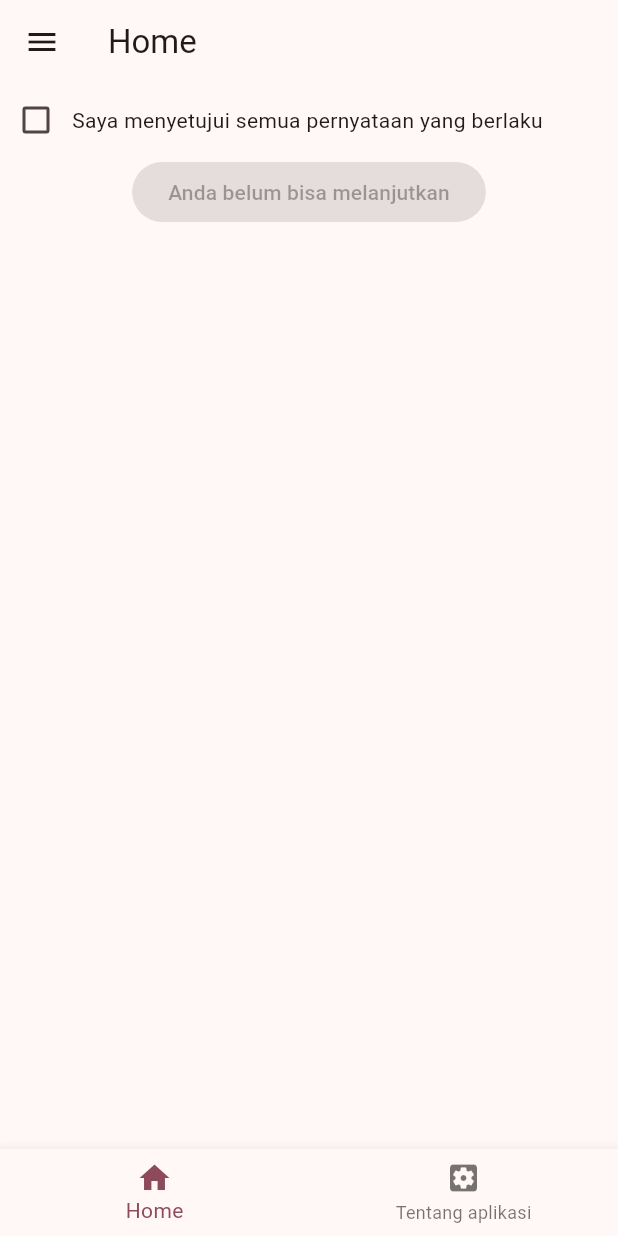
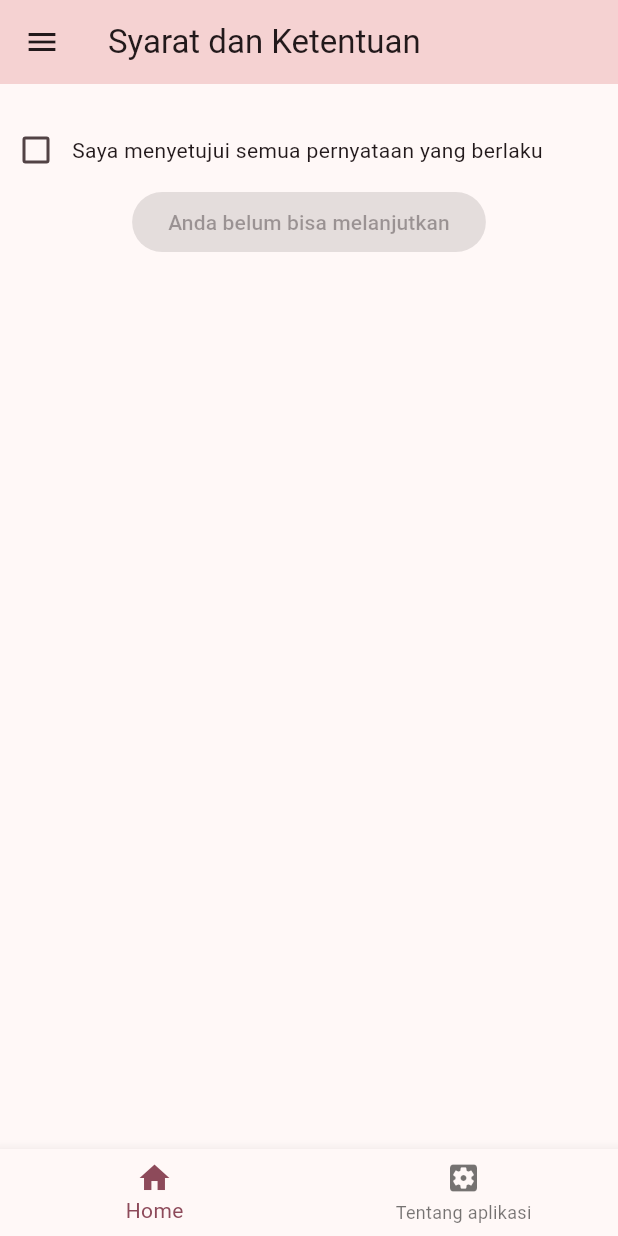
Before and after one commit to elizsabel/ppkd_elizsabel, a Flutter app: the screen it shows after launch, on a phone screen of 412 x 824 dp. Run offline on Flutter 3.47's test engine with Material 3 defaults, Android fonts, the light colour scheme and no system bars; our stand-ins replace curved_navigation_bar.

Commit message:
tugas 7 & 8

```diff
--- a/lib/Tugas7/menu_tugas7.dart
+++ b/lib/Tugas7/menu_tugas7.dart
@@ -15,6 +15,7 @@ class _menu_tugas7State extends State<menu_tugas7> {
   Widget build(BuildContext context) {
     return Column(
       children: [
+        SizedBox(height: 20),
         Row(
           children: [
             Checkbox(
@@ -30,7 +31,7 @@ class _menu_tugas7State extends State<menu_tugas7> {
           ],
         ),
         ElevatedButton(
-          style: ElevatedButton.styleFrom(backgroundColor: AppColors.darkBlue),
+          style: ElevatedButton.styleFrom(backgroundColor: Color(0XFFF5BABB)),
           onPressed: isChecked ? () {} : null,
           child: Text(
             isChecked
@@ -96,6 +97,7 @@ class _dropDown7State extends State<dropDown7> {
   Widget build(BuildContext context) {
     return Column(
       children: [
+        SizedBox(height: 20),
         Text("Pilih Kategori Produk"),
         DropdownButton(
           value: dropDownValue,
@@ -139,11 +141,12 @@ class _DatePicker7State extends State<DatePicker7> {
   Widget build(BuildContext context) {
     return Column(
       children: [
+        SizedBox(height: 20),
         ElevatedButton(
           onPressed: () async {
             final DateTime? picked = await showDatePicker(
               context: context,
-              firstDate: DateTime(2000),
+              firstDate: DateTime(1940),
               lastDate: DateTime(2100),
             );
             if (picked != null) {
@@ -182,6 +185,7 @@ class _timePicker7State extends State<timePicker7> {
   Widget build(BuildContext context) {
     return Column(
       children: [
+        SizedBox(height: 20),
         ElevatedButton(
           onPressed: () async {
             final TimeOfDay? picked = await showTimePicker(
--- a/lib/Tugas7/tugas7.dart
+++ b/lib/Tugas7/tugas7.dart
@@ -10,6 +10,13 @@ class tugas7DateTime extends StatefulWidget {
 
 class _tugas7DateTime extends State<tugas7DateTime> {
   int _selectedIndex = 0;
+  static const List<String> _titles = [
+    "Syarat dan Ketentuan",
+    "Mode Gelap",
+    "Pilih Kategori Produk",
+    "Pilih Tanggal Lahir",
+    "Atur Pengingat",
+  ];
   static const List<Widget> _widgetOptions = [
     // Center(child: Text("Home")),
     menu_tugas7(),
@@ -28,7 +35,10 @@ class _tugas7DateTime extends State<tugas7DateTime> {
   @override
   Widget build(BuildContext context) {
     return Scaffold(
-      appBar: AppBar(title: Text("Home")),
+      appBar: AppBar(
+        title: Text(_titles[_selectedIndex]),
+        backgroundColor: Color(0XFFF5D2D2),
+      ),
       drawer: Drawer(
         child: ListView(
           children: [
--- a/lib/main.dart
+++ b/lib/main.dart
@@ -3,6 +3,7 @@ import 'package:ppkd_elizsabel/NavButton/bottom.dart';
 import 'package:ppkd_elizsabel/NavButton/drawer.dart';
 import 'package:ppkd_elizsabel/NavButton/drawer.dart';
 import 'package:ppkd_elizsabel/NavButton/main_screen.dart';
+import 'package:ppkd_elizsabel/Tugas7/menu_tugas7.dart';
 import 'package:ppkd_elizsabel/tugas8/tugas8.dart';
 import 'package:ppkd_elizsabel/tugasflutter/tugas6.dart';
 import 'package:ppkd_elizsabel/Tugas7/tugas7.dart';
```
Also changed, not shown: lib/tugas8/tugas8_1.dart (+4 -4 lines).
